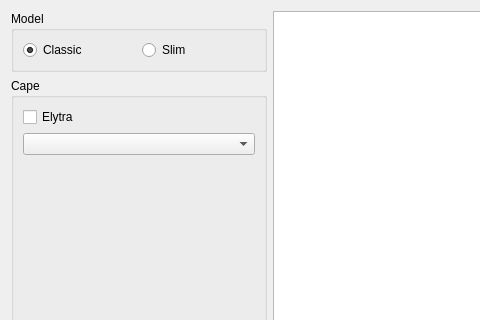
FreesmTeam/FreesmLauncher, file launcher/ui/dialogs/skins/SkinManageDialog.ui: the form before one commit; both pictures show x 0 to 480 and y 0 to 320 of the 968 by 757 pixel window.
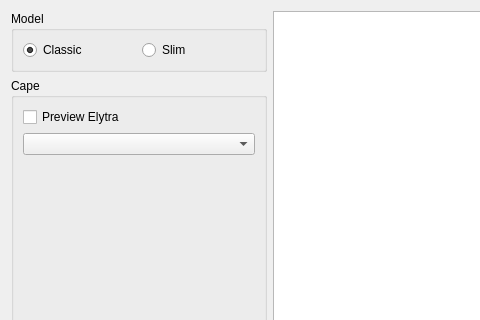
The form after the commit.

Commit message: Re-apply my suggestion

Patch:
```diff
--- a/launcher/ui/dialogs/skins/SkinManageDialog.ui
+++ b/launcher/ui/dialogs/skins/SkinManageDialog.ui
@@ -62,7 +62,7 @@
           <item>
            <widget class="QCheckBox" name="elytraCB">
             <property name="text">
-             <string>Elytra</string>
+             <string>Preview Elytra</string>
             </property>
            </widget>
           </item>
```
